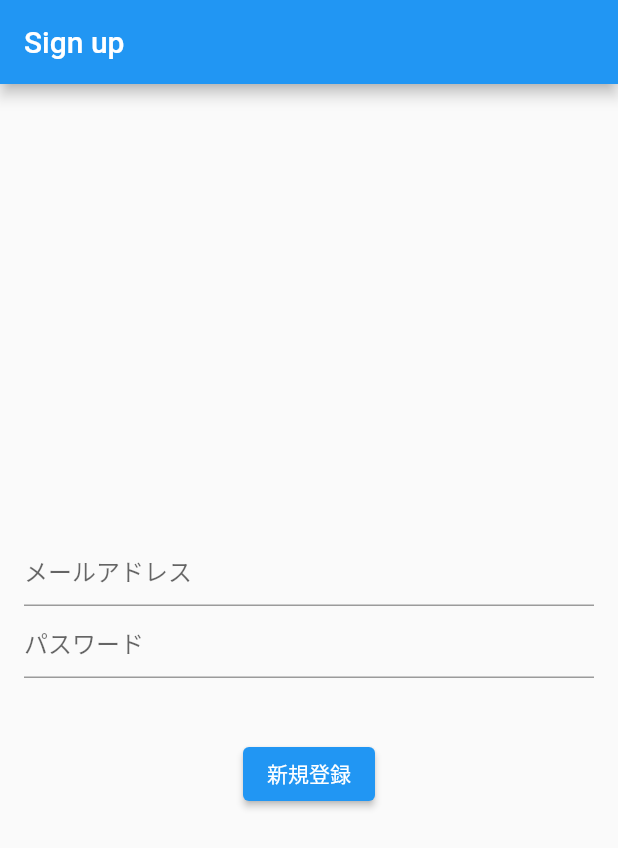
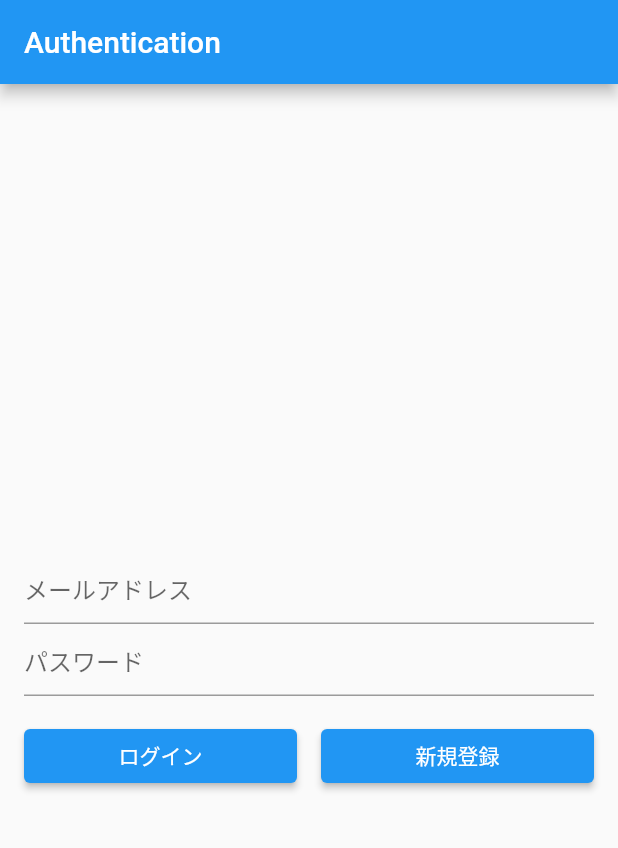
Before and after one commit to KobayashiYoh/flutter_learning, a Flutter app: the screen it shows after launch, on a phone screen of 412 x 824 dp. Shown: the top 848 px of the screen. Run offline on Flutter 3.47's test engine with Material 2 defaults, Android fonts, the light colour scheme and no system bars; our stand-ins replace firebase_auth, firebase_core, flutter_dotenv, location, sqflite, table_calendar and 2 more; accounts and stored records are empty; generated files the repository leaves out were written again.

Commit message:
ログイン機能を追加

```diff
--- a/firebase_authentication/lib/signin_page.dart
+++ b/firebase_authentication/lib/signin_page.dart
@@ -25,7 +25,26 @@ class _SigninPageState extends State<SigninPage> {
     });
   }
 
-  void _onPressedSubmitButton() async {
+  void _onPressedSigninButton() async {
+    try {
+      final FirebaseAuth auth = FirebaseAuth.instance;
+      final UserCredential result = await auth.signInWithEmailAndPassword(
+        email: _inputEmailAddress,
+        password: _inputPassword,
+      );
+      final User user = result.user!;
+      setState(() {
+        _resultMessage = 'ログイン完了!\nようこそ、${user.email}';
+      });
+    } catch (e) {
+      setState(() {
+        _resultMessage = 'ログイン失敗';
+      });
+      throw Exception(e);
+    }
+  }
+
+  void _onPressedSignupButton() async {
     try {
       final FirebaseAuth auth = FirebaseAuth.instance;
       final UserCredential result = await auth.createUserWithEmailAndPassword(
@@ -48,7 +67,7 @@ class _SigninPageState extends State<SigninPage> {
   Widget build(BuildContext context) {
     return Scaffold(
       appBar: AppBar(
-        title: const Text('Sign up'),
+        title: const Text('Authentication'),
       ),
       body: SafeArea(
         child: Container(
@@ -66,10 +85,24 @@ class _SigninPageState extends State<SigninPage> {
                 obscureText: true,
                 onChanged: _onChangedPassword,
               ),
-              const SizedBox(height: 40.0),
-              ElevatedButton(
-                onPressed: _onPressedSubmitButton,
-                child: const Text('新規登録'),
+              const SizedBox(height: 16.0),
+              Row(
+                mainAxisAlignment: MainAxisAlignment.center,
+                children: [
+                  Expanded(
+                    child: ElevatedButton(
+                      onPressed: _onPressedSigninButton,
+                      child: const Text('ログイン'),
+                    ),
+                  ),
+                  const SizedBox(width: 16.0),
+                  Expanded(
+                    child: ElevatedButton(
+                      onPressed: _onPressedSignupButton,
+                      child: const Text('新規登録'),
+                    ),
+                  ),
+                ],
               ),
             ],
           ),
```
